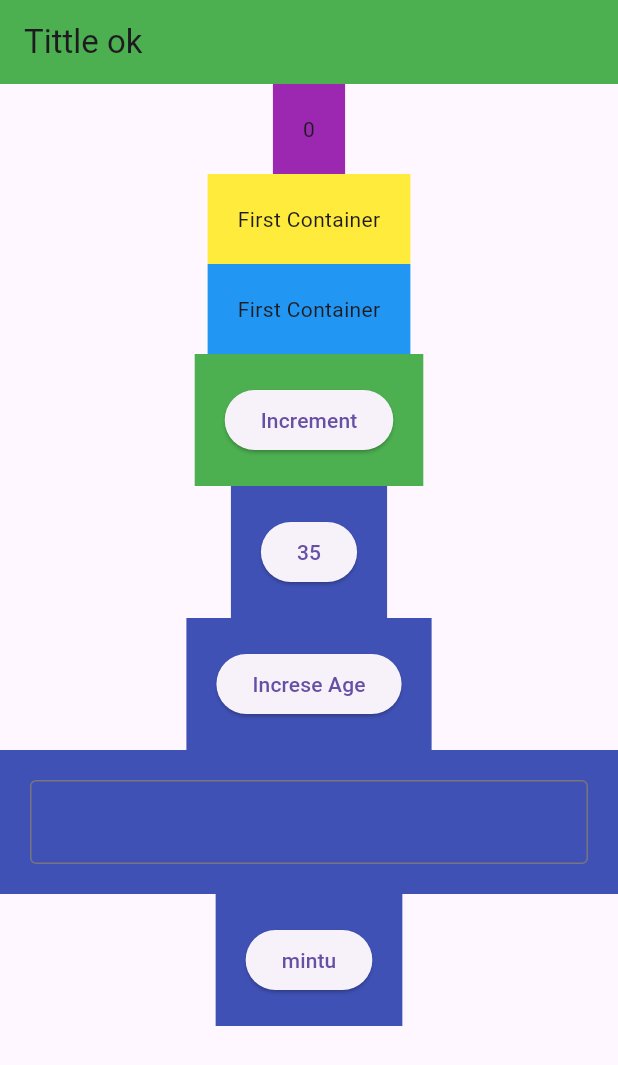
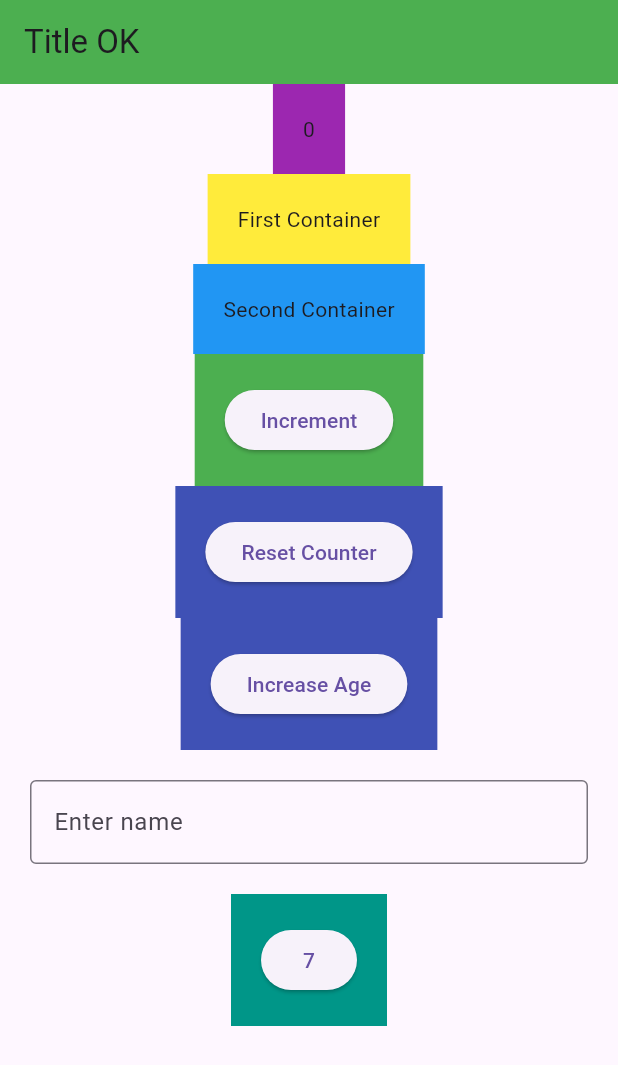
Before and after one commit to mintumia/Flutter_Calculator_App, a Flutter app: the screen it shows after launch, on a phone screen of 412 x 824 dp. Shown: the top 1065 px of the screen. Run offline on Flutter 3.47's test engine with Material 3 defaults, Android fonts, the phone set to English and light mode, and no system bars; our stand-ins replace flutter_hooks, flutter_riverpod, hooks_riverpod, riverpod.

Commit message:
Flutter Hook has added and working fine but Text Field is not Working

```diff
--- a/lib/main.dart
+++ b/lib/main.dart
@@ -7,6 +7,8 @@ void main() => runApp(ProviderScope(child: CalculatorApp()));
 
 class CalculatorApp extends ConsumerStatefulWidget {
   const CalculatorApp({super.key});
+
+
 
   @override
   ConsumerState<ConsumerStatefulWidget> createState() =>
--- a/lib/screens/home/home_screen.dart
+++ b/lib/screens/home/home_screen.dart
@@ -1,3 +1,123 @@
+import 'dart:async';
+
+import 'package:flutter/material.dart';
+import 'package:flutter_hooks/flutter_hooks.dart';
+import 'package:flutter_riverpod/flutter_riverpod.dart';
+import 'package:flutter_riverpod/legacy.dart';
+import 'package:hooks_riverpod/hooks_riverpod.dart';
+
+import '../../counter/presentation/counter_provider.dart';
+import '../../user/data/user_service.dart';
+import '../../user/presentation/user_provider.dart';
+
+final userProvider = StateNotifierProvider<UserNotifier, User>((ref) {
+  return UserNotifier();
+});
+
+class HomeScreen extends StatefulHookConsumerWidget {
+  const HomeScreen({super.key});
+
+  @override
+  ConsumerState<HomeScreen> createState() => _HomeScreenState();
+}
+
+class _HomeScreenState extends ConsumerState<HomeScreen> {
+  late final TextEditingController _controller;
+
+  @override
+  void initState() {
+    super.initState();
+    _controller = TextEditingController();
+  }
+
+  @override
+  void dispose() {
+    _controller.dispose();
+    super.dispose();
+  }
+
+  @override
+  Widget build(BuildContext context) {
+    final counter = ref.watch(counterProvider);
+    final counterController = ref.read(counterProvider.notifier);
+    final _numberNotifier = useState(0);
+
+
+    // rebuilds ONLY when name changes
+    //final userName = ref.watch(userProvider.select((user) => user.name));
+    final userName = ref.watch(userProvider.select((u) => u.name));
+
+    useEffect(() {
+      if(_numberNotifier.value <50){
+        final _timer = Timer.periodic(Duration(seconds: 1), (time) {
+          _numberNotifier.value ++;
+          debugPrint(_numberNotifier.value.toString());
+          return time.cancel();
+        });
+      }
+      return null;
+    }, [_numberNotifier.value]);
+
+    final userController = ref.read(userProvider.notifier);
+
+    return Scaffold(
+      appBar: AppBar(
+        backgroundColor: Colors.green,
+        title: const Text("Title OK"),
+      ),
+      body: SingleChildScrollView(
+        child: Column(
+          children: [
+            _box(counter.toString(), Colors.purple),
+
+            _box("First Container", Colors.yellow),
+            _box("Second Container", Colors.blue),
+
+            _button("Increment", Colors.green, counterController.increment),
+
+            _button("Reset Counter", Colors.indigo, counterController.reset),
+
+            _button("Increase Age", Colors.indigo, userController.increaseAge),
+
+            Padding(
+              padding: const EdgeInsets.all(20),
+              child: TextFormField(
+                controller: _controller,
+                decoration: const InputDecoration(
+                  border: OutlineInputBorder(),
+                  labelText: "Enter name",
+                ),
+                onChanged: (value) {
+                  ref.read(userProvider.notifier).changeName(value);
+                },
+              ),
+            ),
+
+            _button(_numberNotifier.value.toString(), Colors.teal, () {}),
+          ],
+        ),
+      ),
+    );
+  }
+
+  Widget _box(String text, Color color) {
+    return Container(
+      padding: const EdgeInsets.all(20),
+      color: color,
+      child: Text(text),
+    );
+  }
+
+  Widget _button(String text, Color color, VoidCallback onPressed) {
+    return Container(
+      padding: const EdgeInsets.all(20),
+      color: color,
+      child: ElevatedButton(onPressed: onPressed, child: Text(text)),
+    );
+  }
+}
+
+/*
 import 'package:flutter/material.dart';
 import 'package:flutter_riverpod/flutter_riverpod.dart';
 import 'package:flutter_riverpod/legacy.dart';
@@ -22,11 +142,21 @@ class ConsumerStatefulHomeScreen extends ConsumerState<HomeScreen> {
   final _controller = TextEditingController();
 
   @override
+  void initState() {
+    // TODO: implement initState
+    super.initState();
+    _controller.addListener((){
+      ref.read(userProvider.notifier).changeName(_controller.text);
+    });
+  }
+
+
+  @override
   Widget build(BuildContext context) {
     final counter = ref.watch(counterProvider);
     final counterController = ref.read(counterProvider.notifier);
 
-    final user = ref.watch(userProvider);
+    final user = ref.watch(userProvider).name;
     final userController = ref.read(userProvider.notifier);
     final nameController = TextEditingController();
 
@@ -67,7 +197,7 @@ class ConsumerStatefulHomeScreen extends ConsumerState<HomeScreen> {
               onPressed: () {
                 counterController.reset();
               },
-              child: Text(user.age.toString()),
+              child: Text("Reset"),
             ),
           ),
           Container(
@@ -83,11 +213,11 @@ class ConsumerStatefulHomeScreen extends ConsumerState<HomeScreen> {
           Container(
             padding: EdgeInsets.all(20),
             color: Colors.indigo,
-            child: TextField(
+            child: TextFormField(
               controller: _controller,
               decoration: InputDecoration(border: OutlineInputBorder()),
               onChanged: (value){
-                userController.changeName(value);
+                ref.read(userProvider.notifier).changeName(value);
               },
             ),
           ),
@@ -99,7 +229,7 @@ class ConsumerStatefulHomeScreen extends ConsumerState<HomeScreen> {
               onPressed: () {
                 counterController.reset();
               },
-              child: Text(userController.getName),
+              child: Text(user.toString()),
             ),
           ),
         ],
@@ -107,3 +237,4 @@ class ConsumerStatefulHomeScreen extends ConsumerState<HomeScreen> {
     );
   }
 }
+*/
--- a/pubspec.yaml
+++ b/pubspec.yaml
@@ -39,6 +39,8 @@ dependencies:
   flutter_riverpod: ^3.0.3
   freezed_annotation:
   json_annotation:
+  flutter_hooks: ^0.21.3+1
+  hooks_riverpod: ^3.0.3
 
 
 
```
Also changed, not shown: pubspec.lock.
